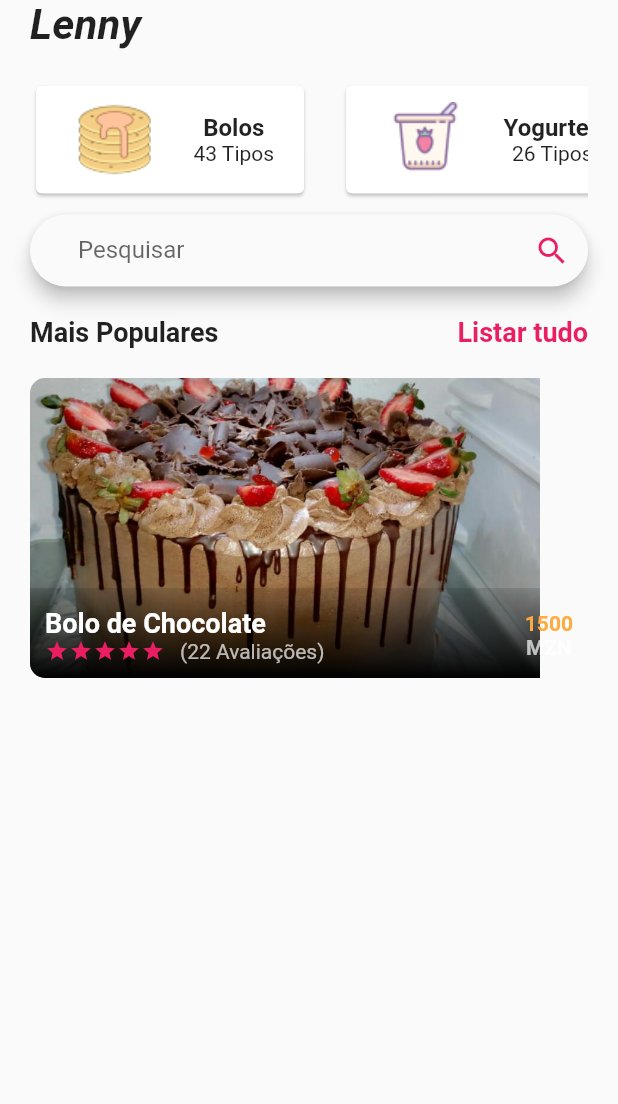
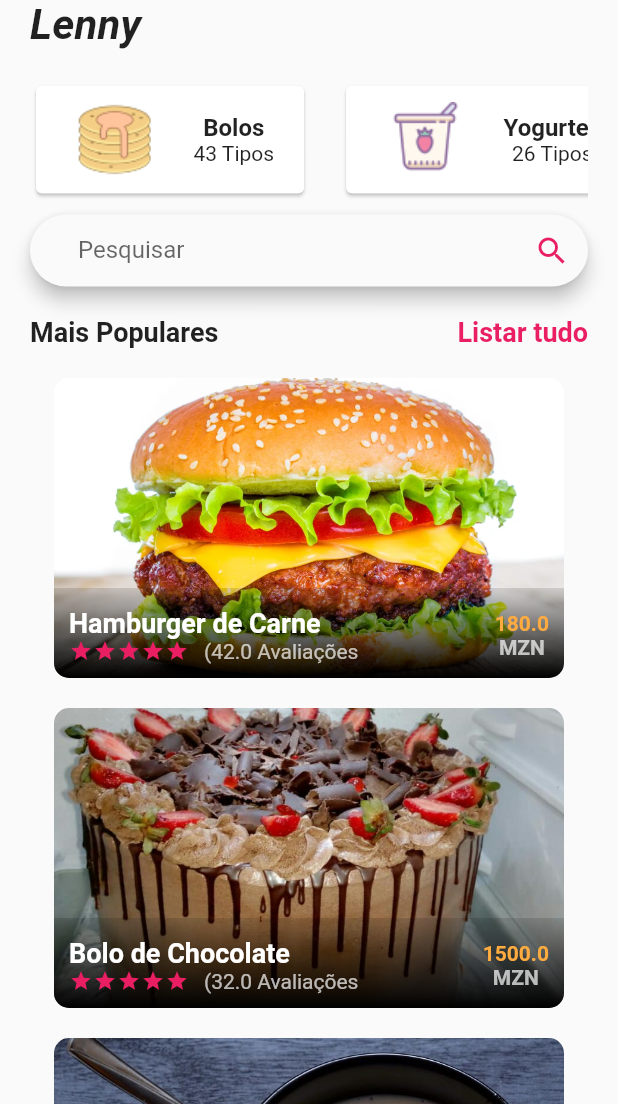
Before and after one commit to TomasMufume/lenny_delicias, a Flutter app: the screen it shows after launch, on a phone screen of 412 x 824 dp, the part 132-1236 px from its top. Run offline on Flutter 3.47's test engine with Material 2 defaults, Android fonts, the phone set to English and light mode, and no system bars.

Commit message:
imagens adicionadas

```diff
--- a/lib/src/data/food_data.dart
+++ b/lib/src/data/food_data.dart
@@ -12,3 +12,39 @@ class Food{
       this.discount, this.ratings});
 
 }
+
+final foods = [
+  Food(
+    id: "1",
+    name: "Hamburger de Carne",
+    imagePath: "assets/images/hamburgueru.webp",
+    category: "3",
+    price: 180,
+    discount: 0,
+    ratings: 42,
+
+  ),
+  Food(
+    id: "1",
+    name: "Bolo de Chocolate",
+    imagePath: "assets/images/bolo.jpg",
+    category: "1",
+    price: 1500,
+    discount: 0,
+    ratings: 32,
+
+  ),
+
+  Food(
+    id: "1",
+    name: "Yogurte de Branco",
+    imagePath: "assets/images/iogurte.jpg",
+    category: "2",
+    price: 150,
+    discount: 0,
+    ratings: 345,
+
+  ),
+
+
+];
--- a/lib/src/homescreen.dart
+++ b/lib/src/homescreen.dart
@@ -1,5 +1,6 @@
 import 'package:flutter/cupertino.dart';
 import 'package:flutter/material.dart';
+import 'package:lenny_delicias/src/data/food_data.dart';
 import 'package:lenny_delicias/src/widgets/bought_foods.dart';
 import 'package:lenny_delicias/src/widgets/food_category.dart';
 import 'package:lenny_delicias/src/widgets/search_field.dart';
@@ -11,6 +12,8 @@ class HomeScreen extends StatefulWidget {
 }
 
 class _HomeScreenState extends State<HomeScreen> {
+
+  List<Food> _foods = foods;
   @override
   Widget build(BuildContext context) {
     return Scaffold(
@@ -33,12 +36,27 @@ class _HomeScreenState extends State<HomeScreen> {
             ],
           ),
           SizedBox(height: 20),
-          Container(
-            child: BoughtFoods(),
-          ),
+         Column(
+           children: _foods.map(_buildFoodItems).toList(),
+         ),
 
         ],
       ),
     );
   }
+  Widget _buildFoodItems(Food food){
+    return Container(
+      margin: EdgeInsets.only(bottom: 20),
+      child: BoughtFoods(
+        id: food.id,
+        name: food.name,
+        imagePath: food.imagePath,
+        category: food.category,
+        discount: food.discount,
+        price: food.price,
+        ratings: food.ratings,
+
+      ),
+    );
+  }
 }
--- a/lib/src/widgets/bought_foods.dart
+++ b/lib/src/widgets/bought_foods.dart
@@ -1,11 +1,23 @@
 import 'package:flutter/material.dart';
 
 class BoughtFoods extends StatefulWidget {
+
+  final String id;
+  final String name;
+  final String imagePath;
+  final String category;
+  final double price;
+  final double discount;
+  final double ratings;
+
+  BoughtFoods({this.id, this.name, this.imagePath, this.category,
+      this.price, this.discount, this.ratings});
   @override
   _BoughtFoodsState createState() => _BoughtFoodsState();
 }
 
 class _BoughtFoodsState extends State<BoughtFoods> {
+
   @override
   Widget build(BuildContext context) {
     return ClipRRect(
@@ -15,7 +27,7 @@ class _BoughtFoodsState extends State<BoughtFoods> {
           Container(
             height: 200,
             width: 340,
-            child: Image.asset("assets/images/bolo.jpg",fit: BoxFit.cover,),
+            child: Image.asset(widget.imagePath,fit: BoxFit.cover,),
           ),
           Positioned(
             left: 0,
@@ -44,7 +56,7 @@ class _BoughtFoodsState extends State<BoughtFoods> {
                 Column(
                   crossAxisAlignment: CrossAxisAlignment.start,
                   children: [
-                    Text("Bolo de Chocolate",
+                    Text(widget.name,
                     style: TextStyle(
                       color: Colors.white, fontSize: 18,
                       fontWeight: FontWeight.bold,
@@ -57,7 +69,7 @@ class _BoughtFoodsState extends State<BoughtFoods> {
                         Icon(Icons.star, color: Theme.of(context).primaryColor, size: 16),
                         Icon(Icons.star, color: Theme.of(context).primaryColor, size: 16),
                         SizedBox(width: 10,),
-                        Text("(22 Avaliações)", style: TextStyle(
+                        Text("("+widget.ratings.toString()+" Avaliações", style: TextStyle(
                           color: Colors.white70,
                         ),),
                       ],
@@ -66,7 +78,7 @@ class _BoughtFoodsState extends State<BoughtFoods> {
                 ),
                 Column(
                   children: [
-                    Text("1500", style: TextStyle(
+                    Text(widget.price.toString(), style: TextStyle(
                         fontWeight: FontWeight.bold, color: Colors.orangeAccent)),
                     Text("MZN", style: TextStyle(
                       fontWeight: FontWeight.bold, color: Colors.white70
```
Also changed, not shown: assets/images/close-up-de-hamburguer-com-fundo-pedra_23-2148273030.webp (added), assets/images/hamburgueru.webp (added), assets/images/iogurte.jpg (added), assets/images/yogurtebranco.webp (added).
